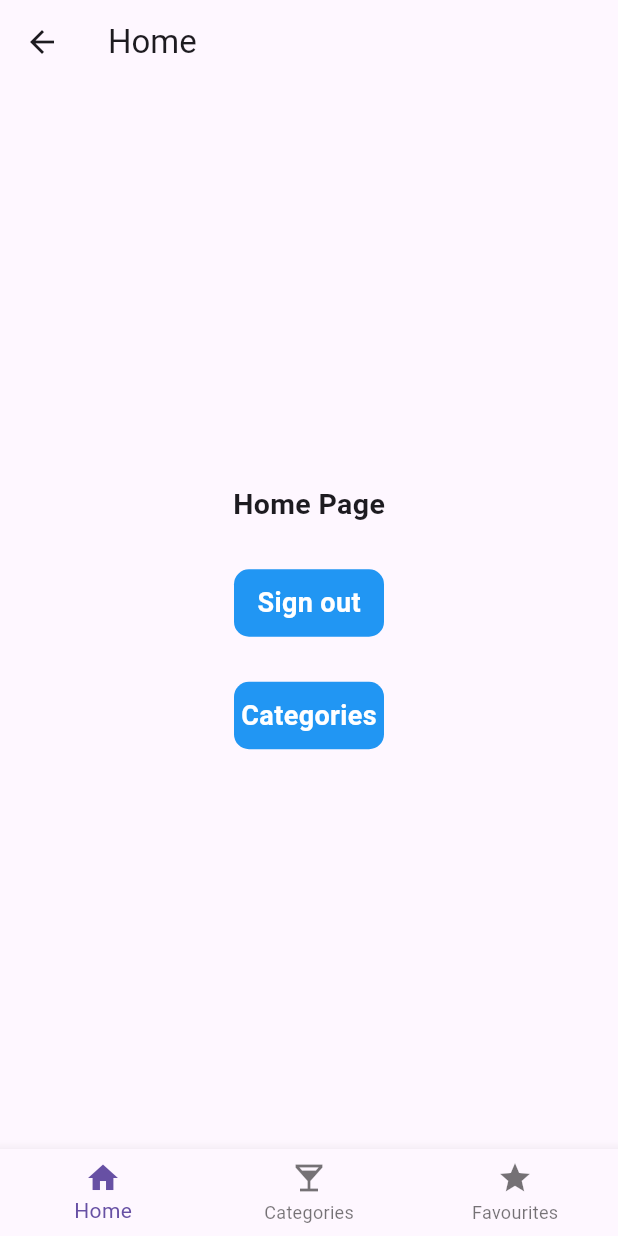
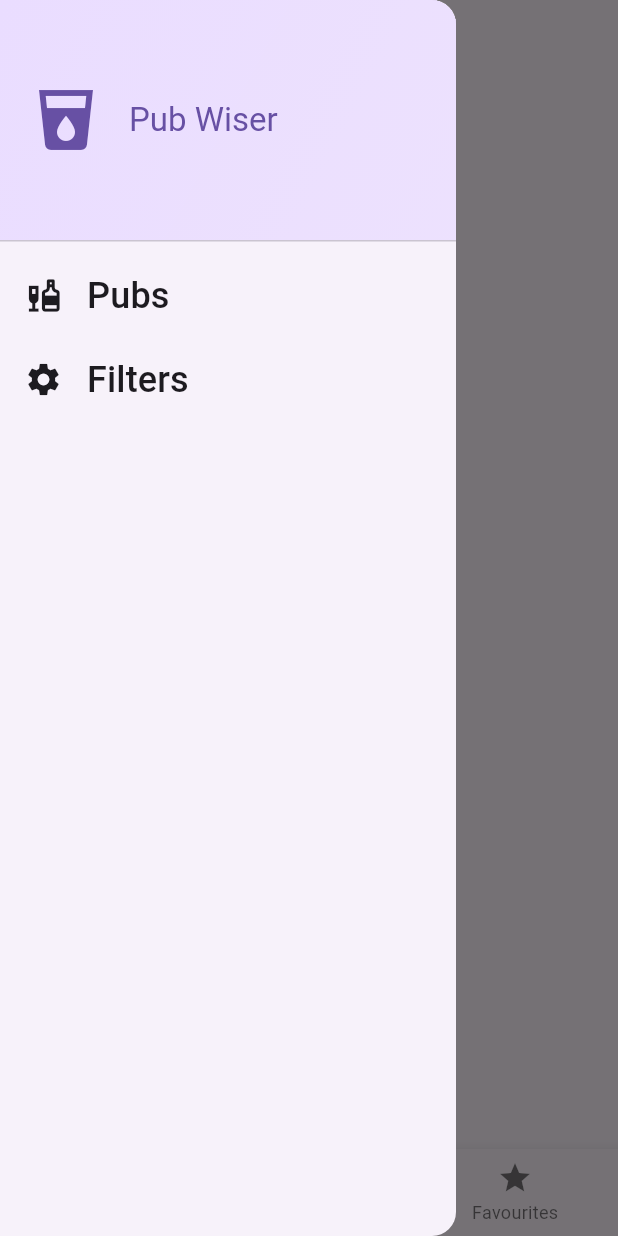
Before and after one commit to DaraLenaghan-1/Pub-Wiser, a Flutter app: the TabsPage screen opened by its route, with the side drawer open (before the commit the screen has no drawer), on a phone screen of 412 x 824 dp. Run offline on Flutter 3.47's test engine with Material 3 defaults, Android fonts, the phone set to English and light mode, and no system bars; our stand-ins replace cloud_firestore, firebase_auth, firebase_core, fluttertoast, font_awesome_flutter, google_fonts and 2 more; accounts and stored records are empty; network calls fail.

Commit message:
added side drawer and filter item

```diff
--- a/lib/features/app/pages/categories.dart
+++ b/lib/features/app/pages/categories.dart
@@ -16,7 +16,7 @@ class CategoriesScreen extends StatelessWidget {
       future: FirestoreService().getCategories(),
       builder: (context, snapshot) {
         if (snapshot.connectionState == ConnectionState.waiting) {
-          return CircularProgressIndicator();
+          return const CircularProgressIndicator();
         } else if (snapshot.hasError) {
           return Text('Error: ${snapshot.error}');
         } else if (snapshot.hasData) {
--- /dev/null
+++ b/lib/features/app/widgets/main_drawer.dart
@@ -0,0 +1,76 @@
+import 'package:flutter/material.dart';
+
+class MainDrawer extends StatelessWidget {
+  const MainDrawer({super.key, required this.onSelectPage});
+
+  final void Function(String identifier) onSelectPage;
+
+  @override
+  Widget build(BuildContext context) {
+    return Drawer(
+      child: Column(
+        children: [
+          DrawerHeader(
+            padding: const EdgeInsets.all(20),
+            decoration: BoxDecoration(
+              gradient: LinearGradient(
+                colors: [
+                  Theme.of(context).colorScheme.primaryContainer,
+                  Theme.of(context)
+                      .colorScheme
+                      .primaryContainer
+                      .withOpacity(0.8),
+                ],
+                begin: Alignment.topLeft,
+                end: Alignment.bottomRight,
+              ),
+            ),
+            child: Row(
+              children: [
+                Icon(Icons.local_drink,
+                    size: 48, color: Theme.of(context).colorScheme.primary),
+                const SizedBox(width: 18),
+                Text(
+                  'Pub Wiser',
+                  style: Theme.of(context).textTheme.titleLarge!.copyWith(
+                        color: Theme.of(context).colorScheme.primary,
+                      ),
+                ),
+              ],
+            ),
+          ),
+          ListTile(
+            leading: Icon(Icons.liquor,
+                size: 26, color: Theme.of(context).colorScheme.onBackground),
+            title: Text(
+              'Pubs',
+              style: Theme.of(context).textTheme.titleSmall!.copyWith(
+                    color: Theme.of(context).colorScheme.onBackground,
+                    fontSize: 24,
+                  ),
+            ),
+            onTap: () {
+              //TODO: navigate to pubs
+              onSelectPage('pubs');
+            },
+          ),
+          ListTile(
+            leading: Icon(Icons.settings,
+                size: 26, color: Theme.of(context).colorScheme.onBackground),
+            title: Text(
+              'Filters',
+              style: Theme.of(context).textTheme.titleSmall!.copyWith(
+                    color: Theme.of(context).colorScheme.onBackground,
+                    fontSize: 24,
+                  ),
+            ),
+            onTap: () {
+              // TODO: navigate to filters
+              onSelectPage('filters');
+            },
+          ),
+        ],
+      ),
+    );
+  }
+}
```
Also changed, not shown: lib/features/app/pages/filters.dart (added, +58 -0 lines), lib/features/app/pages/tabs.dart (+19 -0 lines).
